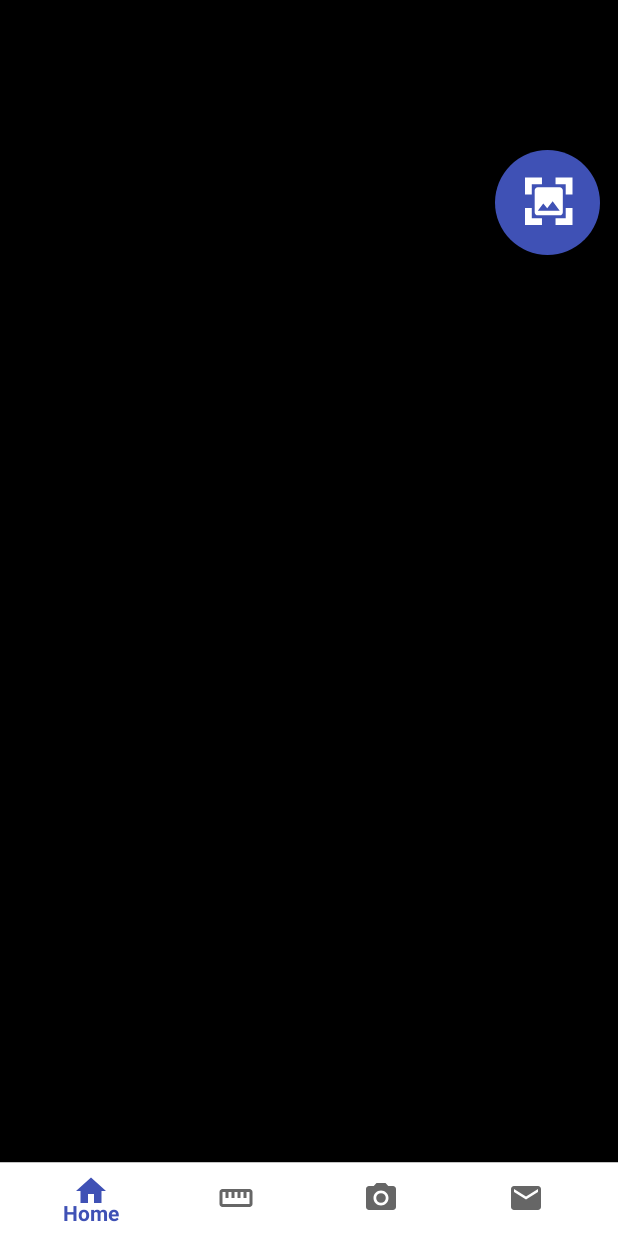
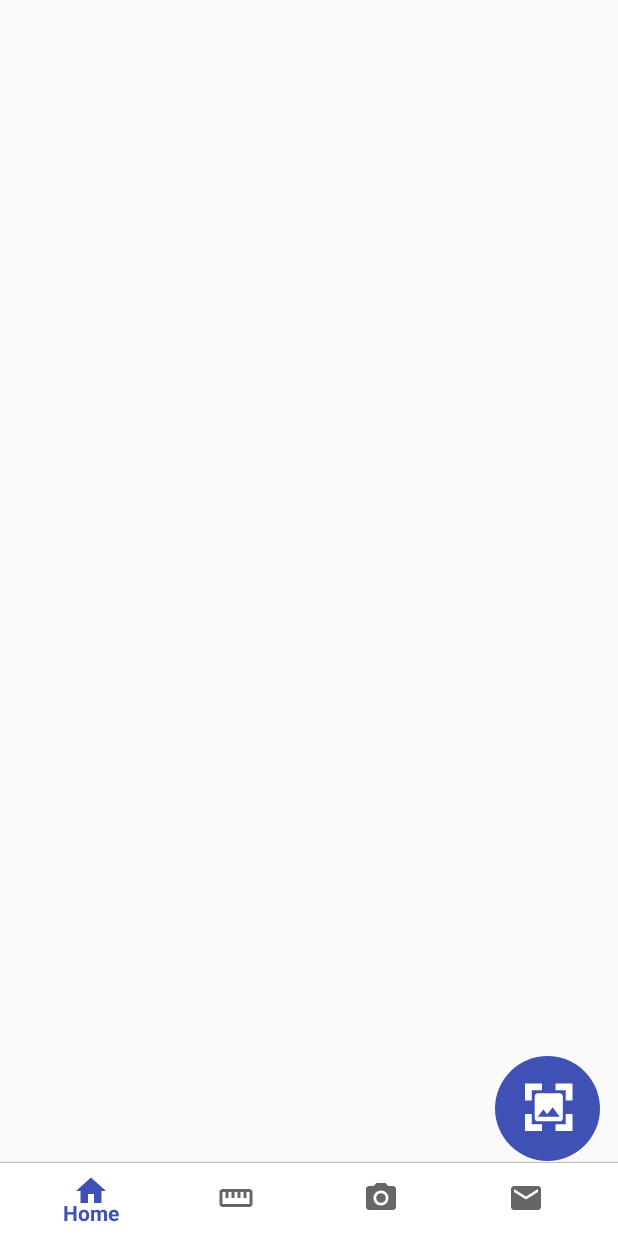
Before and after one commit to Hambrsoom/SoleSearchAR, an Android app: the layout activity_camera.xml on its own in the app's theme, with its tools: preview values and no code run, on a phone screen of 412 x 824 dp. Run offline under Robolectric (Android 15) with nearby library versions, the phone set to English and light mode, and no system bars.

Commit message:
fixed the positioning of the screenshot button

```diff
--- a/app/src/main/res/layout/activity_camera.xml
+++ b/app/src/main/res/layout/activity_camera.xml
@@ -6,28 +6,37 @@
     android:layout_height="match_parent"
     tools:context=".MainActivity">
 
-    <FrameLayout
-        android:id="@+id/container"
+    <LinearLayout
         android:layout_width="match_parent"
-        android:layout_height="match_parent"
-        android:background="#000"
-        tools:context="demo.tensorflow.org.sole_search.CameraActivity">
+        android:layout_height="wrap_content"
+        android:id="@+id/camera"
+        android:orientation="horizontal">
 
-        <RelativeLayout
+        <FrameLayout
+            android:id="@+id/container"
             android:layout_width="match_parent"
-            android:layout_height="match_parent">
+            android:layout_height="match_parent"
+            android:background="#000"
+            tools:context="demo.tensorflow.org.sole_search.CameraActivity">
+        </FrameLayout>
+    </LinearLayout>
+
+    <LinearLayout
+        android:layout_width="match_parent"
+        android:layout_height="wrap_content"
+        android:orientation="horizontal"
+        android:layout_gravity="bottom"
+        android:layout_marginBottom="50dp">
+
             <ImageButton
                 android:id="@+id/screenShot_btn"
                 android:layout_width="wrap_content"
                 android:layout_height="wrap_content"
-                android:src="@drawable/ic_fullscreen_24px_1"
+                android:layout_marginLeft="330dp"
                 android:layout_marginTop="100dp"
-                android:layout_marginLeft="330dp"
                 android:background="@drawable/ic_text_circular"
-                />
-
-        </RelativeLayout>
-    </FrameLayout>
+                android:src="@drawable/ic_fullscreen_24px_1" />
+    </LinearLayout>
 
     <RelativeLayout
         android:id="@+id/bottomBar"
```
